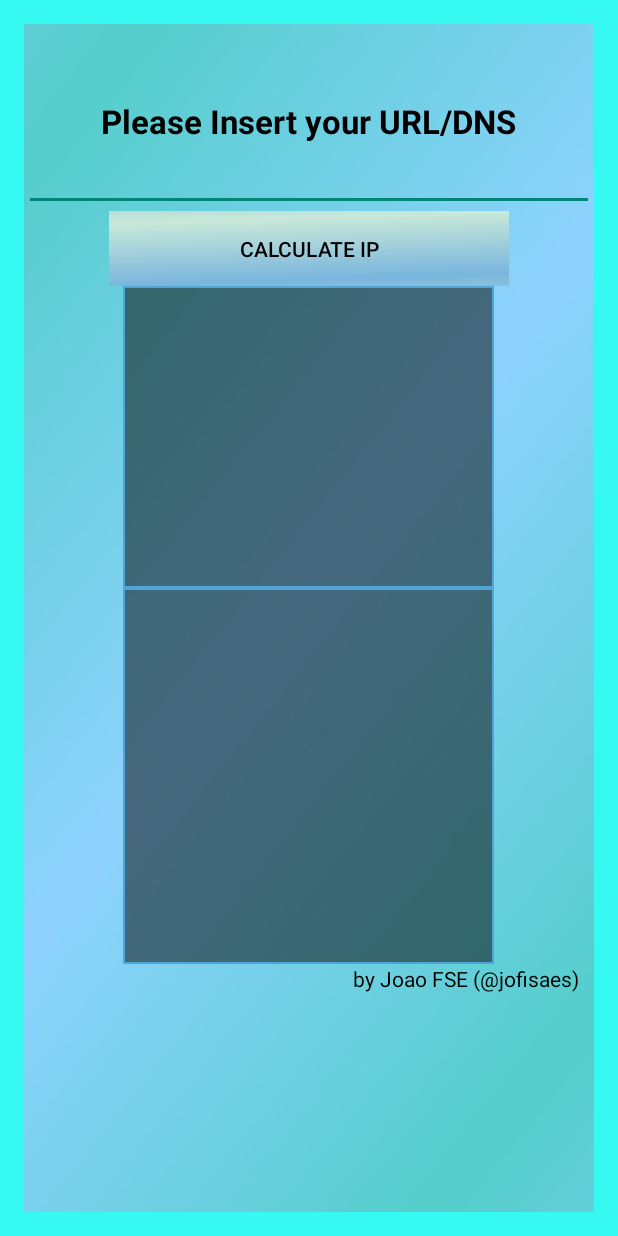
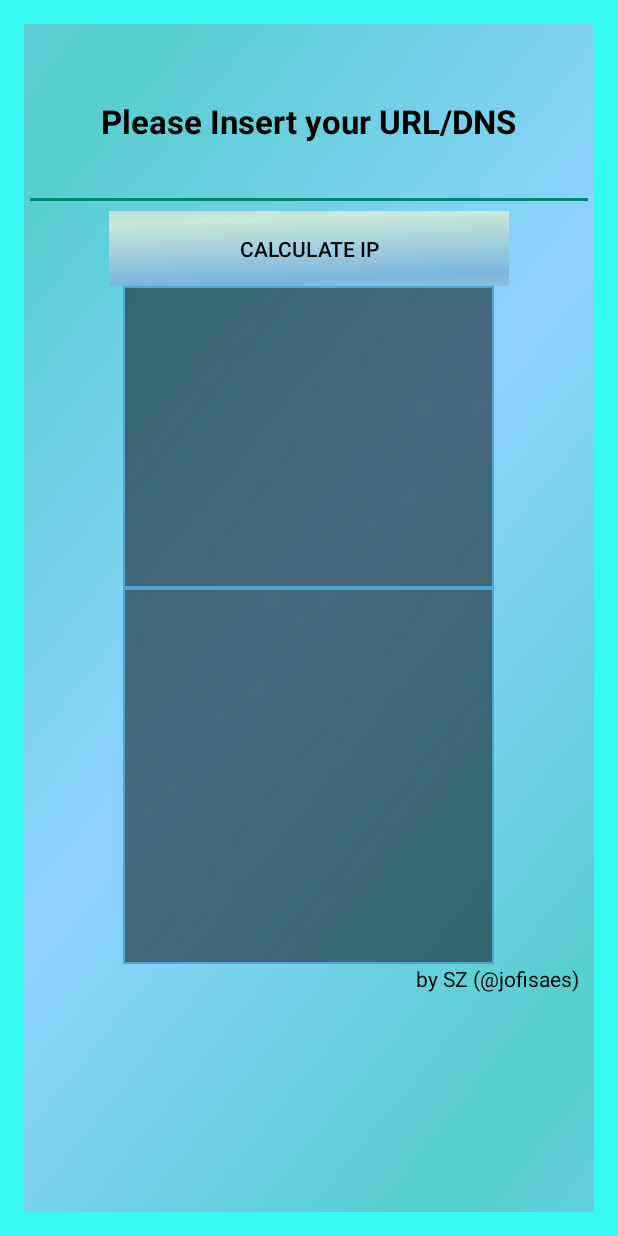
Before and after one commit to jesperancinha/ping-app-android, an Android app: the screen it shows after launch (MainActivity), on a phone screen of 412 x 824 dp. Run offline under Robolectric (Android 15) with nearby library versions, the phone set to English and light mode, and no system bars; 1 statement that could not run was skipped.

Commit message:
SZ-N Changes name of application

```diff
--- a/app/src/main/res/values/strings.xml
+++ b/app/src/main/res/values/strings.xml
@@ -1,12 +1,12 @@
 <?xml version="1.0" encoding="utf-8"?>
 <resources>
 
-    <string name="app_name">Ping the network by Joao FSE</string>
+    <string name="app_name">SZ Ping utility</string>
     <string name="dummy_button">Exit Ping</string>
     <string name="dummy_content">DUMMY\nCONTENT</string>
     <string name="please_insert_dns">Please Insert your URL/DNS</string>
     <string name="calculate_IP">Calculate IP</string>
-    <string name="author_text">by Joao FSE (@jofisaes)</string>
+    <string name="author_text">by SZ (@jofisaes)</string>
 
     <string name="calculate_AllIp">Calculate all IPs</string>
 
```
Also changed, not shown: 4 other files.
